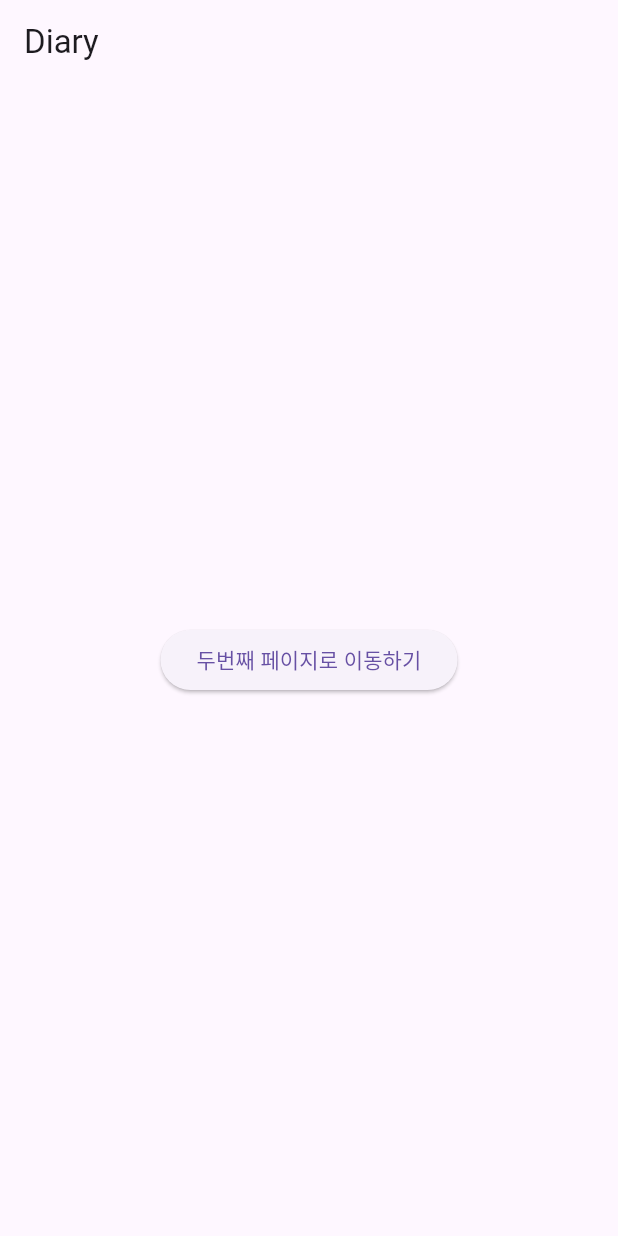
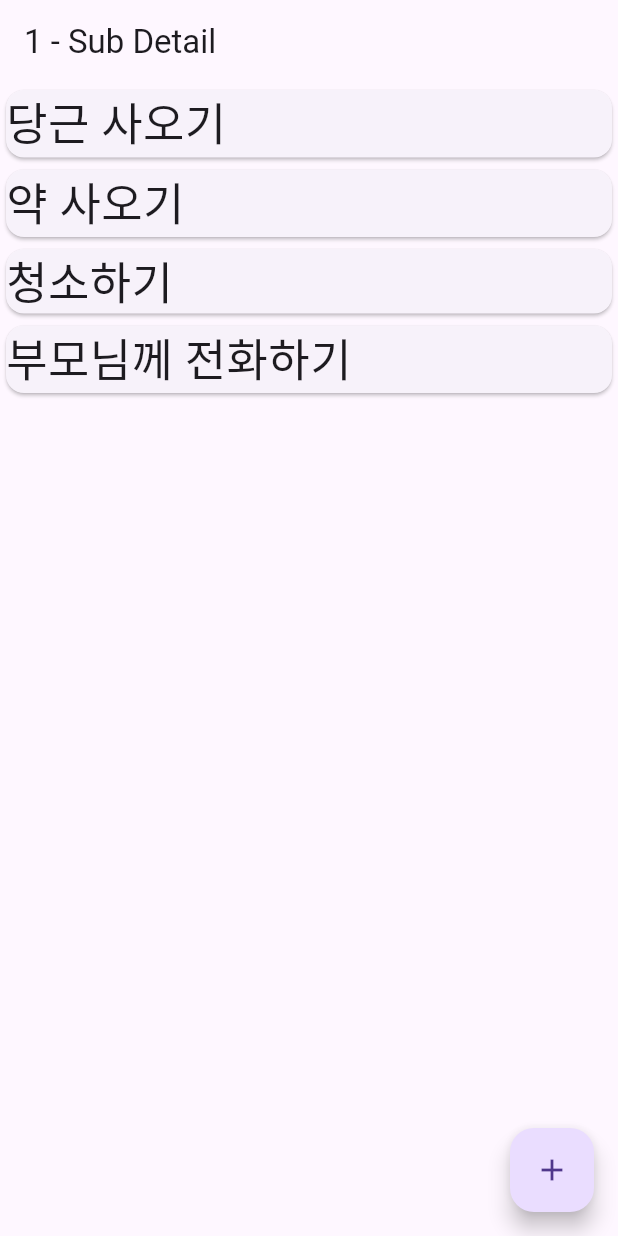
Before and after one commit to codeshongn/flutter_study_app, a Flutter app: the screen it shows after launch, on a phone screen of 412 x 824 dp. Run offline on Flutter 3.47's test engine with Material 3 defaults, Android fonts, the phone set to English and light mode, and no system bars; our stand-ins replace dio, shared_preferences.

Commit message:
today's study

```diff
--- a/lib/subdetail.dart
+++ b/lib/subdetail.dart
@@ -6,19 +6,57 @@ class SubDetail extends StatefulWidget {
 }
 
 class _SubDetail extends State<SubDetail> {
+  List<String> todoList = List.empty(growable: true);
+
+  @override
+  void initState() {
+    super.initState();
+    todoList.add('당근 사오기');
+    todoList.add('약 사오기');
+    todoList.add('청소하기');
+    todoList.add('부모님께 전화하기');
+  }
+
   @override
   Widget build(BuildContext context) {
     return Scaffold(
       appBar: AppBar(
-        title: Text('Diary'),
+        title: Text('1 - Sub Detail'),
       ),
-      body: Container(
-        child: Center(
-          child: ElevatedButton(onPressed: () {
-            Navigator.of(context).pushReplacementNamed('/second');
-          }, child: Text('두번째 페이지로 이동하기'))
-        ),
+      // body: Container(
+      //   child: Center(
+      //     child: ElevatedButton(onPressed: () {
+      //       // Navigator.of(context).pushReplacementNamed('/second');
+      //       Navigator.of(context).pushNamed('/second');
+      //     }, child: Text('두번째 페이지로 이동하기'))
+      //   ),
+      // ),
+      body: ListView.builder(
+        itemBuilder: (context, index) {
+          return Card(
+            child: InkWell(
+              child: Text(todoList[index], style: TextStyle(fontSize: 30)),
+              onTap: () {
+                Navigator.of(context).pushNamed('/third', arguments: todoList[index]);
+              },
+            ),
+          );
+        },
+        itemCount: todoList.length,
+      ),
+      floatingActionButton: FloatingActionButton(
+        onPressed: () {
+          _addNavigation(context);
+        },
+        child: Icon(Icons.add)
       ),
     );
   }
+
+  void _addNavigation(BuildContext context) async {
+  final result = await Navigator.of(context).pushNamed('/second');
+  setState(() {
+    todoList.add(result as String);
+  });
 }
+}
--- a/lib/thirdDetail.dart
+++ b/lib/thirdDetail.dart
@@ -3,8 +3,18 @@ import 'package:flutter/material.dart';
 class ThirdDetail extends StatelessWidget {
   @override
   Widget build(BuildContext context) {
+    final String args = ModalRoute.of(context)!.settings.arguments.toString();
+
     return Scaffold(
-      appBar: AppBar(title: Text('Diary 3')),
+      appBar: AppBar(title: Text('Third Detail')),
+      body: Container(
+        child: Center(
+          // child: ElevatedButton(onPressed: () {
+          //   Navigator.of(context).pop();
+          // }, child: Text('첫번째 페이지로 돌아가기'))
+          child: Text(args, style: TextStyle(fontSize: 30),)
+        ),
+      ),
     );
   }
 }
--- a/pubspec.yaml
+++ b/pubspec.yaml
@@ -38,6 +38,7 @@ dependencies:
   http: ^0.13.3
   dio: ^4.0.0
   path_provider: ^2.0.2
+  shared_preferences: 2.0.6
 
 dev_dependencies:
   flutter_test:
```
Also changed, not shown: lib/18_navigation2.dart (added, +29 -0 lines), lib/19_save_data.dart (added, +81 -0 lines), lib/secondDetail.dart (+25 -3 lines).
